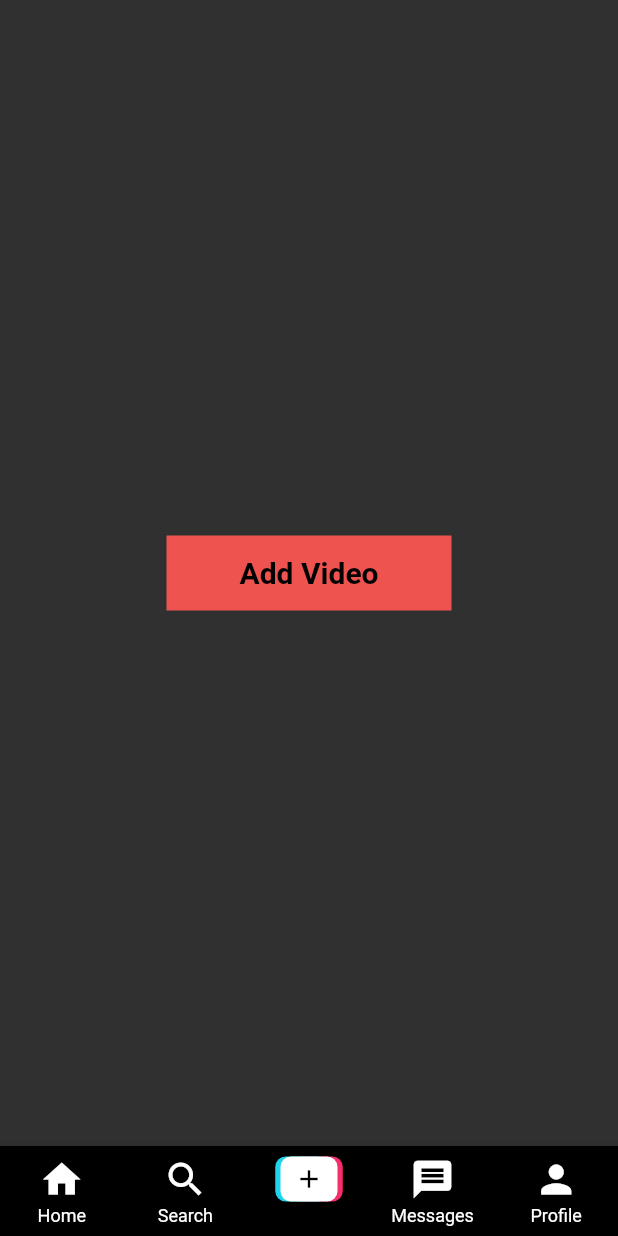
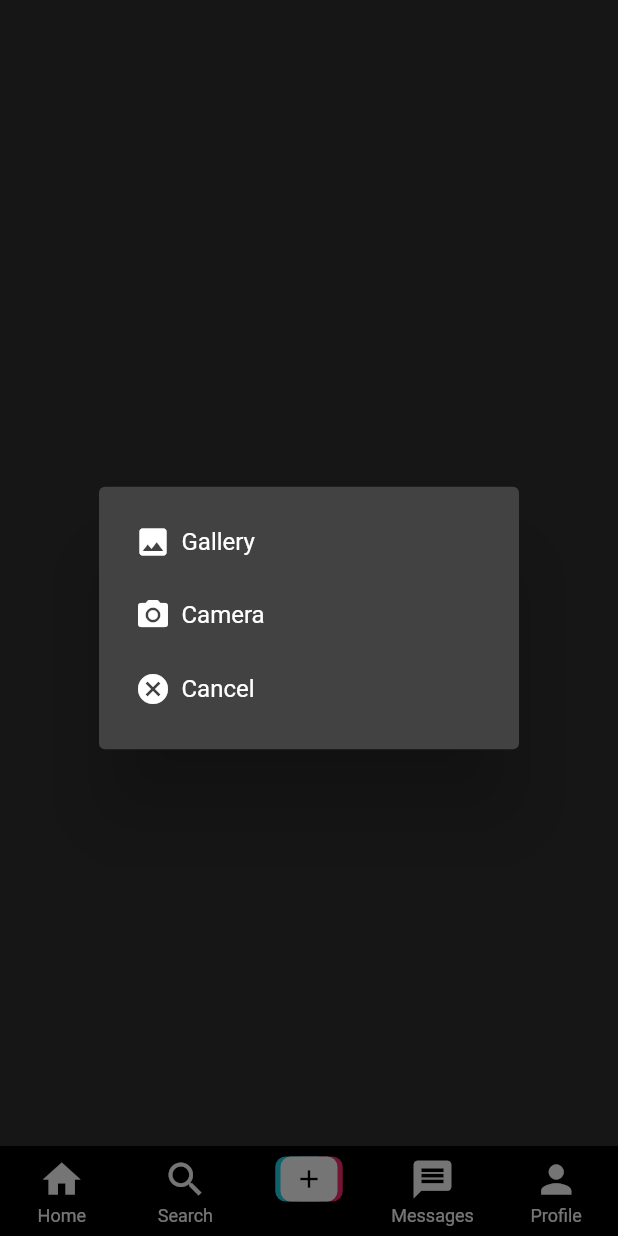
Before and after one commit to iusamaashraf/tiktok-clone, a Flutter app: the screen it shows once a user with an empty profile is signed in, item 3 of the bottom bar chosen, after a tap on "Add Video", on a phone screen of 412 x 824 dp. Run offline on Flutter 3.47's test engine with Material 2 defaults, Android fonts, the phone set to English and light mode, and no system bars; our stand-ins replace cloud_firestore, firebase_auth, firebase_core, firebase_storage, get, image_picker and 1 more; missing offline and left inert: video_compress; accounts and stored records are empty; network calls fail.

Commit message:
displaying video done after upload and likes butotn works

```diff
--- a/lib/constants.dart
+++ b/lib/constants.dart
@@ -4,14 +4,15 @@ import 'package:firebase_storage/firebase_storage.dart';
 import 'package:flutter/material.dart';
 import 'package:tiktok_clone/controllers/auth_controller.dart';
 import 'package:tiktok_clone/views/screens/add_video_screen.dart';
+import 'package:tiktok_clone/views/screens/video_screen.dart';
 
 //for BOTTOM NAV BAR
-const pages = [
-  Text('Home Screen'),
-  Text('Search Screen'),
-  AddVideoScreen(),
-  Text('Messages Screen'),
-  Text('Profile Screen'),
+List pages = [
+  VideoScreen(),
+  const Text('Search Screen'),
+  const AddVideoScreen(),
+  const Text('Messages Screen'),
+  const Text('Profile Screen'),
 ];
 
 // COLORS
--- a/lib/controllers/auth_controller.dart
+++ b/lib/controllers/auth_controller.dart
@@ -15,8 +15,9 @@ class AuthController extends GetxController {
   late Rx<User?> _user;
   late Rx<File?> _pickedImage;
   File? get profilePhoto => _pickedImage.value;
+  User get user => _user.value!;
 
-  //Now we want that is one person is login after restart an app this is not again login needed
+  //Now we want that is one person is login after restart an app this is no need to again login needed
   @override
   void onReady() {
     super.onReady();
--- /dev/null
+++ b/lib/controllers/video_controller.dart
@@ -0,0 +1,40 @@
+import 'package:cloud_firestore/cloud_firestore.dart';
+import 'package:get/get.dart';
+import 'package:tiktok_clone/constants.dart';
+import 'package:tiktok_clone/models/video_model.dart';
+
+class VideoController extends GetxController {
+  final Rx<List<Video>> _videoList = Rx<List<Video>>([]);
+
+  //creating getter
+  List<Video> get videoList => _videoList.value;
+
+  @override
+  void onInit() {
+    super.onInit();
+    _videoList.bindStream(
+        firestore.collection('videos').snapshots().map((QuerySnapshot query) {
+      //retValue means return Value
+      List<Video> retValue = [];
+      for (var element in query.docs) {
+        retValue.add(Video.fromSnap(element));
+      }
+      return retValue;
+    }));
+  }
+
+  //Linking Posts
+  likeVideo(String id) async {
+    DocumentSnapshot doc = await firestore.collection('videos').doc(id).get();
+    var uid = authController.user.uid;
+    if ((doc.data()! as dynamic)['likes'].contains(uid)) {
+      await firestore.collection('videos').doc(id).update({
+        'likes': FieldValue.arrayRemove([uid]),
+      });
+    } else {
+      await firestore.collection('videos').doc(id).update({
+        'likes': FieldValue.arrayUnion([uid]),
+      });
+    }
+  }
+}
--- a/lib/main.dart
+++ b/lib/main.dart
@@ -2,9 +2,8 @@ import 'package:firebase_core/firebase_core.dart';
 import 'package:flutter/material.dart';
 import 'package:get/get.dart';
 import 'package:tiktok_clone/constants.dart';
+// import 'package:tiktok_clone/notification.dart';
 import 'package:tiktok_clone/views/screens/auth/login_screen.dart';
-import 'package:tiktok_clone/views/screens/auth/signup_screen.dart';
-
 import 'controllers/auth_controller.dart';
 
 void main() async {
@@ -30,7 +29,7 @@ class MyApp extends StatelessWidget {
         backgroundColor: backgroundColor,
       ),
       home: LoginScreen(),
-      // home: const DisplayData(),
+      //   home: const NotificationPage(),
     );
   }
 }
--- /dev/null
+++ b/lib/models/video_model.dart
@@ -0,0 +1,61 @@
+// this model is for uplading video to firebase
+
+import 'package:cloud_firestore/cloud_firestore.dart';
+
+class Video {
+  String username;
+  String uid;
+  String id;
+  List likes;
+  int commentCount;
+  int shareCount;
+  String songName;
+  String caption;
+  String videoUrl;
+  String thumbnail;
+  String profilePhoto;
+
+  Video({
+    required this.username,
+    required this.uid,
+    required this.id,
+    required this.likes,
+    required this.commentCount,
+    required this.shareCount,
+    required this.songName,
+    required this.caption,
+    required this.videoUrl,
+    required this.thumbnail,
+    required this.profilePhoto,
+  });
+
+  Map<String, dynamic> toJson() => {
+        "username": username,
+        "uid": uid,
+        "profilePhoto": profilePhoto,
+        "id": id,
+        "likes": likes,
+        "commentCount": commentCount,
+        "shareCount": shareCount,
+        "songName": songName,
+        "caption": caption,
+        "videoUrl": videoUrl,
+        "thumbnail": thumbnail,
+      };
+
+  static Video fromSnap(DocumentSnapshot snap) {
+    var snapshot = snap.data() as Map<String, dynamic>;
+    return Video(
+        username: snapshot['username'],
+        uid: snapshot['uid'],
+        id: snapshot['id'],
+        likes: snapshot['likes'],
+        commentCount: snapshot['commentCount'],
+        shareCount: snapshot['shareCount'],
+        songName: snapshot['songName'],
+        caption: snapshot['caption'],
+        videoUrl: snapshot['videoUrl'],
+        thumbnail: snapshot['thumbnail'],
+        profilePhoto: snapshot['profilePhoto']);
+  }
+}
--- a/lib/views/screens/add_video_screen.dart
+++ b/lib/views/screens/add_video_screen.dart
@@ -1,15 +1,133 @@
+import 'dart:io';
+
 import 'package:flutter/material.dart';
+import 'package:get/get.dart';
+import 'package:image_picker/image_picker.dart';
 import 'package:tiktok_clone/constants.dart';
+import 'package:tiktok_clone/views/screens/confirm_video_screen.dart';
 
-class AddVideoScreen extends StatelessWidget {
+class AddVideoScreen extends StatefulWidget {
   const AddVideoScreen({Key? key}) : super(key: key);
+
+  @override
+  State<AddVideoScreen> createState() => _AddVideoScreenState();
+}
+
+class _AddVideoScreenState extends State<AddVideoScreen> {
+  //This function is for picked video
+  pickVideo(ImageSource src, BuildContext context) async {
+    final video = await ImagePicker().pickVideo(source: src);
+    //this condition is for when user open gallery and doesn't choose any video then this condition is run....
+    if (video != null) {
+      Get.to(() => ConfirmVideoScreen(
+            videoFile: File(video.path),
+            videoPath: video.path,
+          ));
+    }
+    //   if (_controller != null) {
+    //     await _controller!.setVolume(0.0);
+    //   }
+    //   if (isVideo) {
+    //     final XFile? file = await _picker.pickVideo(
+    //         source: source, maxDuration: const Duration(seconds: 10));
+    //     await _playVideo(file);
+    //   } else if (isMultiImage) {
+    //     await _displayPickImageDialog(context!),
+    //         (double? maxWidth, double? maxHeight, int? quality) async {
+    //       try {
+    //         final List<XFile>? pickedFileList = await _picker.pickMultiImage(
+    //           maxWidth: maxWidth,
+    //           maxHeight: maxHeight,
+    //           imageQuality: quality,
+    //         );
+    //         setState(() {
+    //           _imageFileList = pickedFileList;
+    //         });
+    //       } catch (e) {
+    //         setState(() {
+    //           _pickImageError = e;
+    //         });
+    //       }
+    //     });
+    //   } else {
+    //     await _displayPickImageDialog(context!),
+    //         (double? maxWidth, double? maxHeight, int? quality) async {
+    //       try {
+    //         final XFile? pickedFile = await _picker.pickImage(
+    //           source: source,
+    //           maxWidth: maxWidth,
+    //           maxHeight: maxHeight,
+    //           imageQuality: quality,
+    //         );
+    //         setState(() {
+    //           _imageFile = pickedFile;
+    //         });
+    //       } catch (e) {
+    //         setState(() {
+    //           _pickImageError = e;
+    //         });
+    //       }
+    //     };
+    //   }
+  }
+
+//This is the pop up which show the source of video camera or gallery
+  showOptionDialog(BuildContext context) {
+    return showDialog(
+      context: context,
+      builder: (context) => SimpleDialog(
+        children: [
+          //for picking video functionality
+          SimpleDialogOption(
+            onPressed: () => pickVideo(ImageSource.gallery, context),
+            child: Row(
+              children: [
+                const Icon(Icons.image),
+                Padding(
+                  padding: const EdgeInsets.all(7.0),
+                  child: Text('Gallery',
+                      style: Theme.of(context).textTheme.subtitle1!),
+                ),
+              ],
+            ),
+          ),
+          SimpleDialogOption(
+            onPressed: () => pickVideo(ImageSource.camera, context),
+            child: Row(
+              children: [
+                const Icon(Icons.camera_alt),
+                Padding(
+                  padding: const EdgeInsets.all(7.0),
+                  child: Text('Camera',
+                      style: Theme.of(context).textTheme.subtitle1!),
+                ),
+              ],
+            ),
+          ),
+          SimpleDialogOption(
+            onPressed: () => Get.back(),
+            child: Row(
+              children: [
+                const Icon(Icons.cancel),
+                Padding(
+                  padding: const EdgeInsets.all(7.0),
+                  child: Text('Cancel',
+                      style: Theme.of(context).textTheme.subtitle1!),
+                ),
+              ],
+            ),
+          )
+        ],
+      ),
+    );
+  }
 
   @override
   Widget build(BuildContext context) {
     return Scaffold(
       body: Center(
         child: InkWell(
-          onTap: () {},
+          onTap: () => showOptionDialog(context),
           child: Container(
             width: 190,
             height: 50,
@@ -17,11 +135,15 @@ class AddVideoScreen extends StatelessWidget {
               color: buttonColor,
             ),
             child: const Center(
-                  child: Text('Add Video',
+              child: Text(
+                'Add Video',
                 style: TextStyle(
                     fontSize: 20,
                     color: Colors.black,
-                          fontWeight: FontWeight.bold)))),
+                    fontWeight: FontWeight.bold),
+              ),
+            ),
+          ),
         ),
       ),
     );
--- a/lib/views/screens/auth/login_screen.dart
+++ b/lib/views/screens/auth/login_screen.dart
@@ -1,5 +1,7 @@
 import 'package:flutter/material.dart';
+import 'package:get/get.dart';
 import 'package:tiktok_clone/constants.dart';
+import 'package:tiktok_clone/views/screens/auth/signup_screen.dart';
 import 'package:tiktok_clone/views/widgets/text_input_field.dart';
 
 class LoginScreen extends StatelessWidget {
@@ -70,7 +72,9 @@ class LoginScreen extends StatelessWidget {
             Text("Don't have an account? ",
                 style: Theme.of(context).textTheme.subtitle1),
             InkWell(
-              onTap: () {},
+              onTap: () {
+                Get.to(() => SignupScreen());
+              },
               child: Text("Register",
                   style: Theme.of(context)
                       .textTheme
--- a/pubspec.yaml
+++ b/pubspec.yaml
@@ -34,6 +34,8 @@ dependencies:
   firebase_core: ^1.11.0
   firebase_storage: ^10.2.5
   image_picker: ^0.8.4+10
+  video_player: ^2.3.0
+  video_compress: ^3.1.0
   flutter:
     sdk: flutter
   get: ^4.6.1
```
Also changed, not shown: lib/controllers/upload_video_controller.dart (added, +76 -0 lines), lib/views/screens/confirm_video_screen.dart (added, +105 -0 lines), lib/views/screens/video_screen.dart (added, +212 -0 lines), lib/views/widgets/circle_animation.dart (added, +41 -0 lines), lib/views/widgets/video_player_item.dart (added, +43 -0 lines), assets/img.jpg (renamed from assets/caique-silva-Ij24Uq1sMwM-unsplash.jpg), pubspec.lock. Lines whose indentation alone changed are shown as unchanged.
